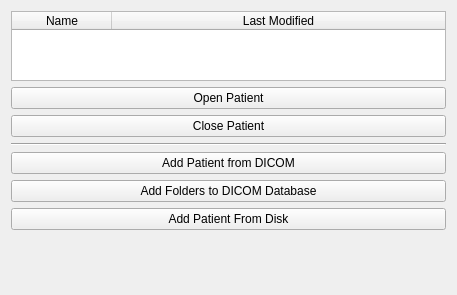
Old version of the form Patients/Resources/UI/Patients.ui in the repository NousNav/SlicerOpenNav.
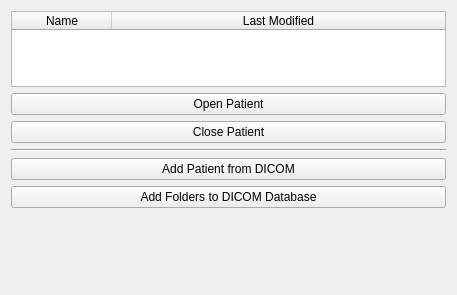
New version of the form. Custom widgets are drawn as their Qt base class.

Commit message: ENH: Remove Load Data from Disk button

Patch:
```diff
--- a/Patients/Resources/UI/Patients.ui
+++ b/Patients/Resources/UI/Patients.ui
@@ -81,13 +81,6 @@
      </property>
     </widget>
    </item>
-   <item>
-    <widget class="QPushButton" name="LoadDataButton">
-     <property name="text">
-      <string>Add Patient From Disk</string>
-     </property>
-    </widget>
-   </item>
    <item>
     <spacer name="verticalSpacer">
      <property name="orientation">
```
The commit also changes 1 other file.
